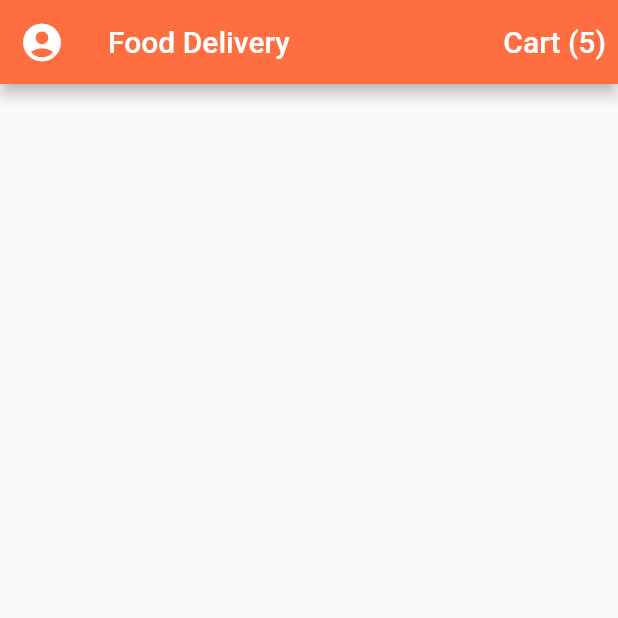
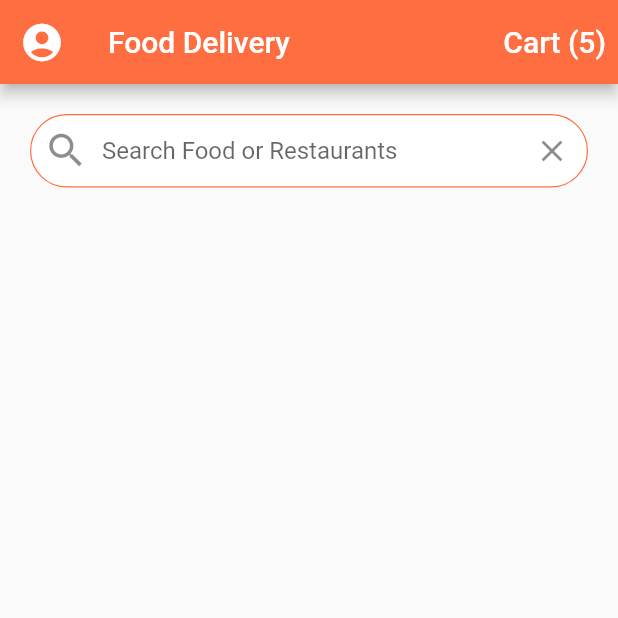
Before and after one commit to sittaung69/food_delivery_ui_flutter, a Flutter app: the screen it shows after launch, on a phone screen of 412 x 824 dp, the top half of it. Run offline on Flutter 3.47's test engine with Material 2 defaults, Android fonts, the phone set to English and light mode, and no system bars.

Commit message:
Search Bar

```diff
--- a/lib/screens/home_screen.dart
+++ b/lib/screens/home_screen.dart
@@ -30,6 +30,40 @@ class _HomeScreenState extends State<HomeScreen> {
           ),
         ],
       ),
+      body: ListView(
+        children: <Widget>[
+          Padding(
+            padding: EdgeInsets.all(20.0),
+            child: TextField(
+              decoration: InputDecoration(
+                contentPadding: EdgeInsets.symmetric(vertical: 15.0),
+                fillColor: Colors.white,
+                filled: true,
+                border: OutlineInputBorder(
+                  borderRadius: BorderRadius.circular(30.0),
+                  borderSide: BorderSide(width: 0.8),
+                ),
+                enabledBorder: OutlineInputBorder(
+                  borderRadius: BorderRadius.circular(30.0),
+                  borderSide: BorderSide(
+                    width: 0.8,
+                    color: Theme.of(context).primaryColor,
+                  ),
+                ),
+                hintText: 'Search Food or Restaurants',
+                prefixIcon: Icon(
+                  Icons.search,
+                  size: 30.0,
+                ),
+                suffixIcon: IconButton(
+                  icon: Icon(Icons.clear),
+                  onPressed: () {},
+                ),
+              ),
+            ),
+          ),
+        ],
+      ),
     );
   }
 }
```
